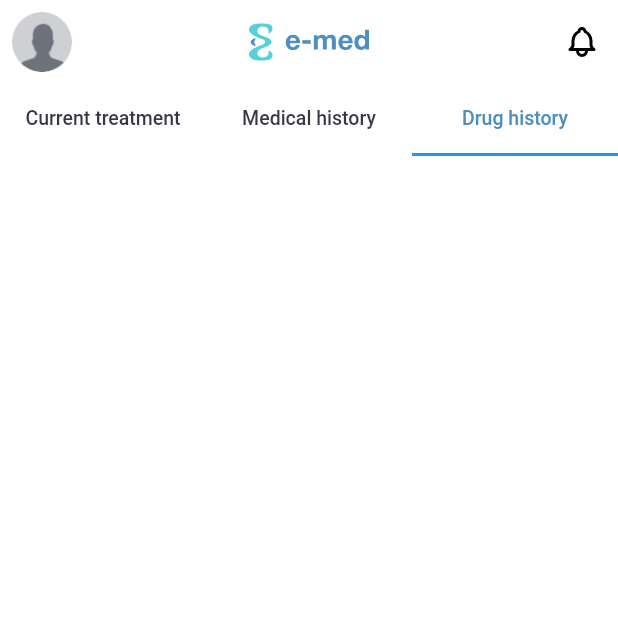
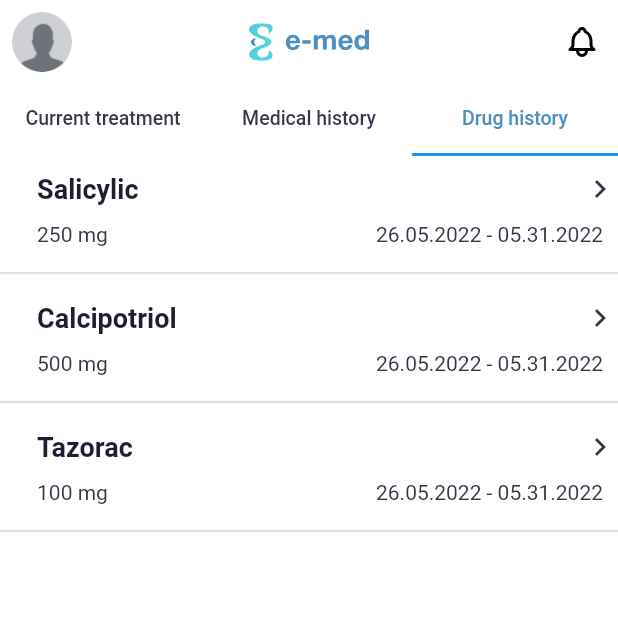
Before and after one commit to ibragimovAzizbek/e-med, a Flutter app: the TreamentsBodyView screen opened directly, tab 3 chosen, on a phone screen of 412 x 824 dp, the top half of it. Run offline on Flutter 3.47's test engine with Material 2 defaults, Android fonts, the phone set to English and light mode, and no system bars; our stand-ins replace connectivity_plus, flutter_bloc, flutter_rating_bar, flutter_svg, get_storage, lottie and 1 more; missing offline and left inert: flutter_screen_lock; accounts and stored records are empty.

```diff
--- a/lib/core/widgets/homeView/treatments/treaments_body_view.dart
+++ b/lib/core/widgets/homeView/treatments/treaments_body_view.dart
@@ -86,7 +86,7 @@ class _TreamentsBodyViewState extends State<TreamentsBodyView>
             child: ListView.builder(
               itemCount: drugs.length,
               itemBuilder: (context, index) {
-                return SizedBox();
+                return drugHistoryMoldBasic(context, index);
               },
             ),
           )
@@ -95,7 +95,55 @@ class _TreamentsBodyViewState extends State<TreamentsBodyView>
     );
   }
 
+  // ? Drug history basic mold (:
 
+  InkWell drugHistoryMoldBasic(BuildContext context, int index) {
+    return InkWell(
+      child: Column(
+        children: [
+          const SizedBox(height: 10),
+          Row(
+            mainAxisAlignment: MainAxisAlignment.spaceBetween,
+            children: [
+              textDarck(
+                drugs[index],
+                context,
+                size: FontConst.kTextLargeFont,
+                color: ColorConst.darck90,
+                fontWeight: FontWeight.bold,
+              ),
+              const Icon(
+                Icons.chevron_right_sharp,
+                color: ColorConst.darck60,
+              ),
+            ],
+          ),
+          const SizedBox(height: 10),
+          Row(
+            mainAxisAlignment: MainAxisAlignment.spaceBetween,
+            children: [
+              textDarck(
+                drugsMl[index],
+                context,
+              ),
+              Padding(
+                padding: const EdgeInsets.only(right: 10),
+                child: textDarck(
+                  "26.05.2022 - 05.31.2022",
+                  context,
+                ),
+              ),
+            ],
+          ),
+          const SizedBox(height: 10),
+          const Divider(thickness: 1.5)
+        ],
+      ),
+      onTap: () {
+        Navigator.pushNamed(context, '/infoDrug', arguments: index);
+      },
+    );
+  }
 
   // ? ListView with builder history
 
--- a/lib/routes/routes.dart
+++ b/lib/routes/routes.dart
@@ -84,7 +84,9 @@ class RouteController {
           builder: (context) => const HospitalInfo(),
         );
 
-
+      case '/infoDrug':
+        return MaterialPageRoute(
+            builder: (context) => InfoDrugPage(index: args as int));
     }
     return null;
   }
```
Also changed, not shown: lib/views/info_drugs/info_drugs_page.dart (+37 -0 lines).
